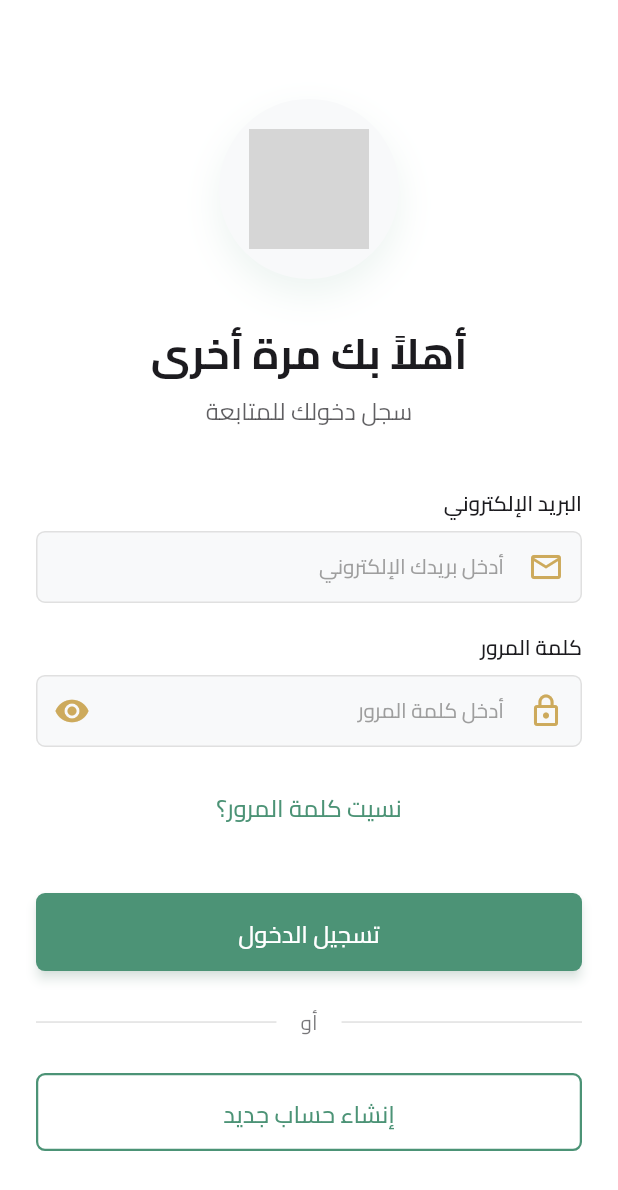
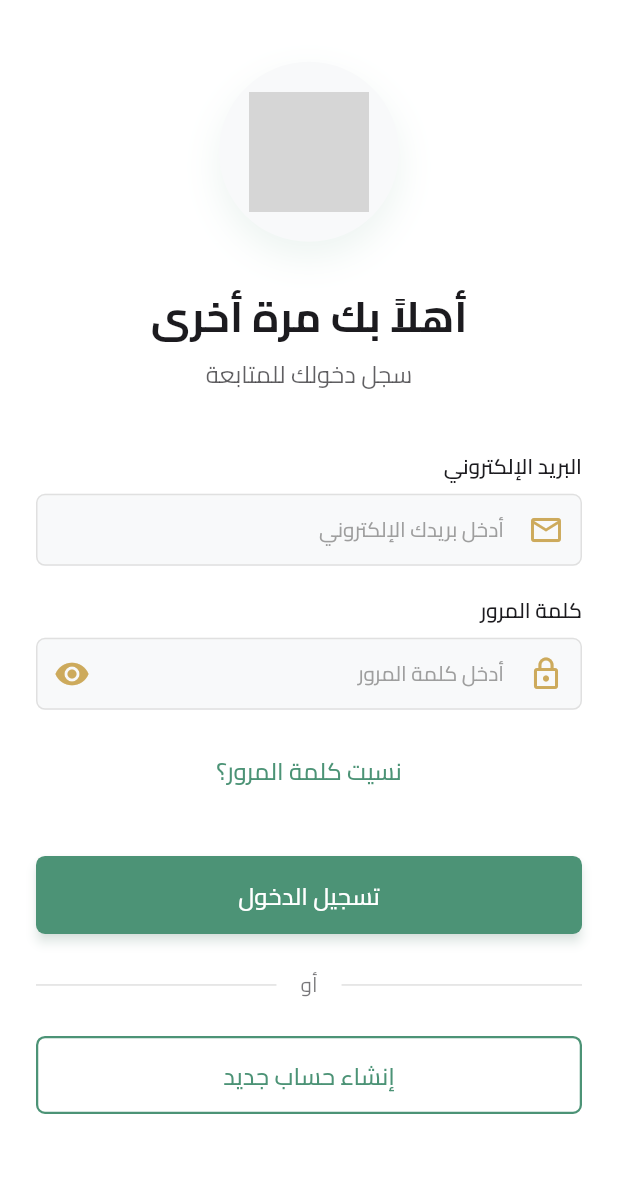
Before and after one commit to tatweer-programming/sunnah-academy, a Flutter app: the screen it shows after launch, on a phone screen of 412 x 824 dp. Shown: the top 1190 px of the screen. Run offline on Flutter 3.47's test engine with Material 3 defaults, Android fonts, the phone set to English and light mode, and no system bars; drawn by our look-alikes of sentry_flutter; our stand-ins replace animated_splash_screen, audioplayers, bloc, chewie, connectivity_plus, dartz and 10 more; missing offline and left inert: flutter_pdfview; grey boxes are pictures that could not be loaded.

```diff
--- a/lib/src/core/services/app_initializer.dart
+++ b/lib/src/core/services/app_initializer.dart
@@ -7,7 +7,7 @@ import 'package:sunnah_academy/src/core/apis/dio_helper.dart';
 import 'package:sunnah_academy/src/core/services/dep_injection.dart'
     show ServiceLocator;
 import 'package:sunnah_academy/src/core/services/secure_storage_helper.dart';
-import 'package:sunnah_academy/src/modules/student/ui/screens/profile_page.dart';
+import 'package:sunnah_academy/src/modules/subjects/ui/screens/subjects_screens.dart';
 
 import '../../modules/auth/ui/screens/login_screen.dart';
 import '../debugging/app_logger.dart';
@@ -28,7 +28,7 @@ class AppInitializer {
     await _getSavedData();
     if (ApiManager.authToken != null) {
       DioHelper.setToken(ApiManager.authToken!);
-      return ProfileScreen();
+      return SubjectsScreen();
     } else {
       return LoginScreen();
     }
--- a/lib/src/modules/auth/cubit/auth_state.dart
+++ b/lib/src/modules/auth/cubit/auth_state.dart
@@ -1,27 +1,19 @@
 part of 'auth_cubit.dart';
 
-sealed class AuthState extends Equatable {
+abstract class AuthState extends Equatable {
   const AuthState();
-}
-
-final class AuthInitial extends AuthState {
-  @override
-  List<Object> get props => [];
-}
-
-final class AuthLoading extends AuthState {
-  @override
-  List<Object> get props => [];
-}
-
-final class AuthSuccess extends AuthState {
-  const AuthSuccess();
 
   @override
   List<Object> get props => [];
 }
 
-final class AuthError extends AuthState {
+class AuthInitial extends AuthState {}
+
+class AuthLoading extends AuthState {}
+
+class AuthSuccess extends AuthState {}
+
+class AuthError extends AuthState {
   final Exception exception;
 
   const AuthError(this.exception);
@@ -29,3 +21,17 @@ final class AuthError extends AuthState {
   @override
   List<Object> get props => [exception];
 }
+
+// States خاصة بعملية نسيان كلمة المرور
+class ForgotPasswordEmailSent extends AuthState {
+  final String email;
+
+  const ForgotPasswordEmailSent(this.email);
+
+  @override
+  List<Object> get props => [email];
+}
+
+class CodeVerificationSuccess extends AuthState {}
+
+class PasswordResetSuccess extends AuthState {}
--- a/lib/src/modules/auth/ui/widgets/auth_header.dart
+++ b/lib/src/modules/auth/ui/widgets/auth_header.dart
@@ -1,4 +1,5 @@
 import 'package:flutter/material.dart';
+import 'package:sizer/sizer.dart';
 import 'package:sunnah_academy/src/core/widgets/image_builders.dart';
 
 import '../../../../core/utils/assets_manager.dart';
@@ -8,20 +9,18 @@ class AuthHeader extends StatelessWidget {
   final String subtitle;
 
   const AuthHeader({
-    Key? key,
+    super.key,
     required this.title,
     required this.subtitle,
-  }) : super(key: key);
+  });
 
   @override
   Widget build(BuildContext context) {
     final theme = Theme.of(context);
-    final screenHeight = MediaQuery.of(context).size.height;
 
     return Column(
       children: [
-        SizedBox(height: screenHeight * 0.08),
-        // اللوجو
+        SizedBox(height: 5.h),
         Container(
           width: 120,
           height: 120,
@@ -50,13 +49,12 @@ class AuthHeader extends StatelessWidget {
         Text(
           title,
           style: theme.textTheme.headlineMedium?.copyWith(
-            color: theme.colorScheme.onBackground,
+            color: theme.colorScheme.onSurface,
             fontWeight: FontWeight.bold,
           ),
           textAlign: TextAlign.center,
         ),
         const SizedBox(height: 8),
-        // العنوان الفرعي
         Text(
           subtitle,
           style: theme.textTheme.bodyLarge?.copyWith(
```
Also changed, not shown: lib/src/core/error/handlers/auth_exception_handler.dart (+5 -2 lines), lib/src/modules/auth/cubit/auth_cubit.dart (+26 -1 lines), lib/src/modules/auth/data/repositories/auth_repository.dart (+8 -4 lines), lib/src/modules/auth/data/services/auth_remote_services.dart (+20 -3 lines).
